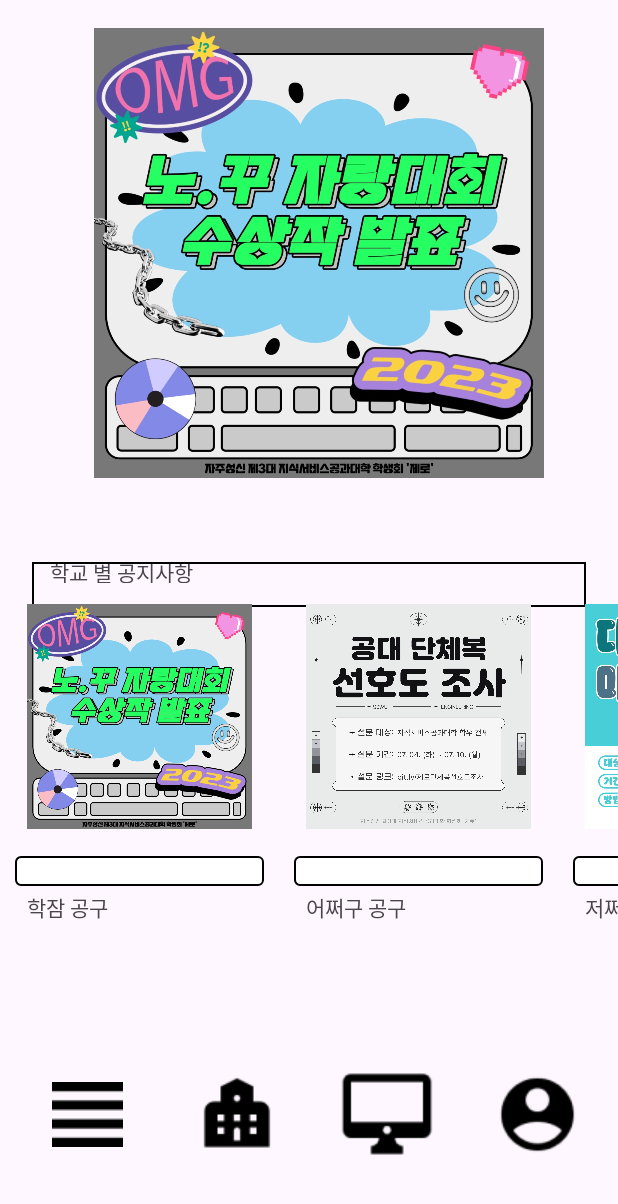
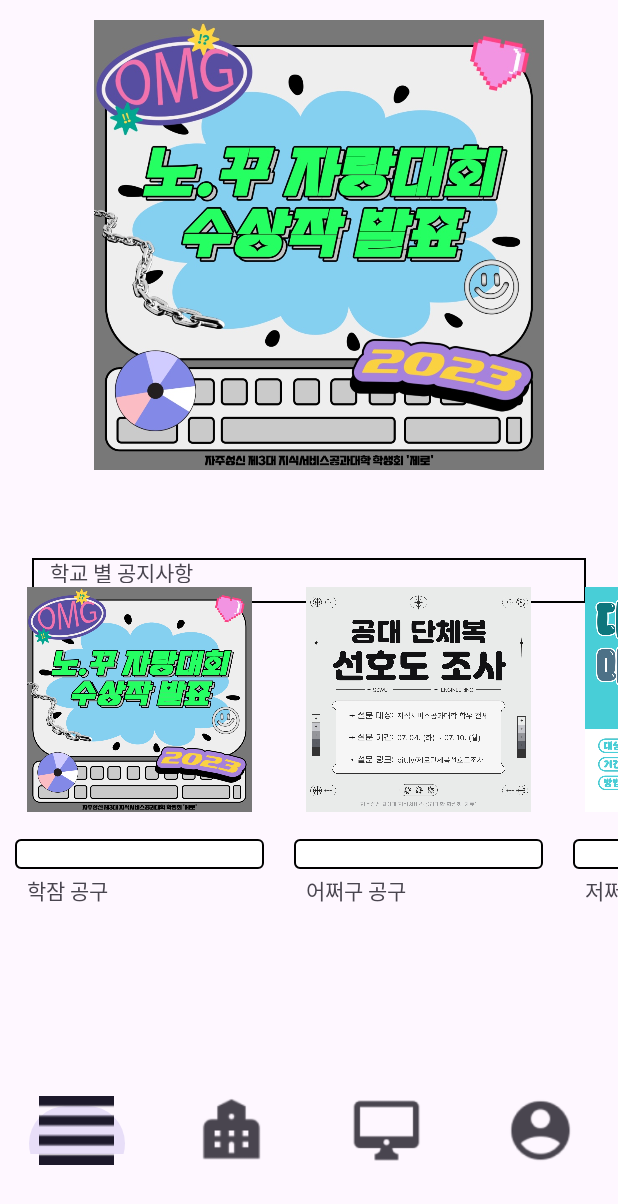
Before and after one commit to LeeYeRyeong/softwarechallenge_2023, an Android app: the screen it shows after launch (MainActivity), on a phone screen of 412 x 824 dp. Shown: the top 1204 px of the screen. Run offline under Robolectric (Android 15) with nearby library versions, the phone set to English and light mode, and no system bars.

Commit message:
테스트

```diff
--- a/app/build.gradle
+++ b/app/build.gradle
@@ -38,4 +38,5 @@ dependencies {
     androidTestImplementation 'androidx.test.espresso:espresso-core:3.5.1'
     implementation 'de.hdodenhof:circleimageview:3.1.0'
 
+
 }
--- a/app/src/main/AndroidManifest.xml
+++ b/app/src/main/AndroidManifest.xml
@@ -21,6 +21,10 @@
                 <category android:name="android.intent.category.LAUNCHER" />
             </intent-filter>
         </activity>
+        <activity android:name=".school"/>
+        <activity android:name=".user"/>
+        <activity android:name=".department"/>
+
     </application>
 
 </manifest>
--- a/app/src/main/java/com/example/cambus/MainActivity.java
+++ b/app/src/main/java/com/example/cambus/MainActivity.java
@@ -2,17 +2,36 @@ package com.example.cambus;
 
 import androidx.appcompat.app.AppCompatActivity;
 
+
 import android.os.Bundle;
+import android.view.Menu;
+import android.view.MenuItem;
+
+import androidx.annotation.NavigationRes;
+import androidx.annotation.NonNull;
+import androidx.annotation.Nullable;
+import androidx.appcompat.app.AppCompatActivity;
+import androidx.fragment.app.Fragment;
+
+import com.google.android.material.navigation.NavigationBarView;
 
 public class MainActivity extends AppCompatActivity {
 
+    Fragment category;
+    Fragment school;
+    Fragment department;
+    Fragment user;
+
     @Override
-    protected void onCreate(Bundle savedInstanceState) {
+    protected void onCreate(@Nullable Bundle savedInstanceState) {
         super.onCreate(savedInstanceState);
         setContentView(R.layout.school_home);
 
-    }
+        school = new Fragment();
+        department = new Fragment();
+        user = new Fragment();
 
-    public static class schoolhome {
+        getSupportFragmentManager().beginTransaction().replace(androidx.fragment.R.id.action_container, school).commit();
+
     }
 }
--- a/app/src/main/res/layout/school_home.xml
+++ b/app/src/main/res/layout/school_home.xml
@@ -13,10 +13,10 @@
         android:layout_marginTop="10dp"
         android:layout_marginEnd="9dp"
         android:layout_marginBottom="57dp"
-        app:layout_constraintBottom_toTopOf="@+id/hv_departmenthome"
+        android:src="@drawable/homeex1"
+        app:layout_constraintBottom_toTopOf="@+id/hv_schoolhome"
         app:layout_constraintEnd_toEndOf="parent"
-        app:layout_constraintTop_toTopOf="parent"
-        android:src="@drawable/homeex1" />
+        app:layout_constraintTop_toTopOf="parent" />
 
     <TextView
         android:id="@+id/tv_memo"
@@ -30,55 +30,31 @@
         app:layout_constraintTop_toTopOf="parent"
         app:layout_constraintVertical_bias="0.46" />
 
-    <LinearLayout
-        android:id="@+id/menu"
+    <FrameLayout
+        android:id="@+id/menu_frame"
         android:layout_width="0dp"
-        android:layout_height="80dp"
-        android:contentDescription="button"
-        android:gravity="center"
-        android:layout_marginHorizontal="8dp"
-        android:orientation="horizontal"
+        android:layout_height="match_parent"
+        android:layout_marginTop="2dp"
+        app:layout_constraintEnd_toEndOf="parent"
+        app:layout_constraintStart_toStartOf="parent"
+        app:layout_constraintTop_toTopOf="@+id/ib_mainimage">
+
+    </FrameLayout>
+
+    <com.google.android.material.bottomnavigation.BottomNavigationView
+        android:id="@+id/menu_bottom_navigation"
+        android:layout_width="0dp"
+        android:layout_height="wrap_content"
+        android:layout_gravity="bottom"
+        android:background="@drawable/button_clear"
+        android:contentDescription="menu"
+        app:itemIconSize="50dp"
+        app:labelVisibilityMode="unlabeled"
         app:layout_constraintBottom_toBottomOf="parent"
+        app:layout_constraintEnd_toEndOf="parent"
         app:layout_constraintStart_toStartOf="parent"
-        app:layout_constraintTop_toBottomOf="@+id/hv_departmenthome">
-
-
-        <ImageButton
-            android:id="@+id/ib_categori"
-            android:layout_width="80dp"
-            android:layout_height="80dp"
-            android:layout_marginHorizontal="10dp"
-            android:backgroundTint="#00FFFFFF"
-            android:contentDescription="categori_button"
-            app:srcCompat="@drawable/categori" />
-
-        <ImageButton
-            android:id="@+id/ib_schoolhome"
-            android:layout_width="80dp"
-            android:layout_height="80dp"
-            android:layout_marginHorizontal="10dp"
-            android:contentDescription="mainhome1"
-            android:backgroundTint="#00FFFFFF"
-            app:srcCompat="@drawable/schoolhome" />
-
-        <ImageButton
-            android:id="@+id/ib_departmenthome"
-            android:layout_width="80dp"
-            android:layout_height="80dp"
-            android:layout_marginHorizontal="10dp"
-            android:contentDescription="mainhome2"
-            android:backgroundTint="#00FFFFFF"
-            app:srcCompat="@drawable/imac" />
-
-        <ImageButton
-            android:id="@+id/ib_userhome"
-            android:layout_width="80dp"
-            android:layout_height="80dp"
-            android:layout_marginHorizontal="10dp"
-            android:contentDescription="userspace"
-            android:backgroundTint="#00FFFFFF"
-            app:srcCompat="@drawable/user" />
-    </LinearLayout>
+        app:layout_constraintTop_toBottomOf="@+id/hv_schoolhome"
+        app:menu="@menu/main_menu_bottom" />
 
     <View
         android:id="@+id/view"
@@ -94,20 +70,20 @@
         app:layout_constraintTop_toBottomOf="@+id/ib_mainimage" />
 
     <HorizontalScrollView
-        android:id="@+id/hv_departmenthome"
+        android:id="@+id/hv_schoolhome"
         android:layout_width="0dp"
-        android:layout_height="250dp"
+        android:layout_height="wrap_content"
         android:layout_marginTop="343dp"
-        android:layout_marginBottom="26dp"
+        android:layout_marginBottom="10dp"
         android:contentDescription="학교별 공구 보는 화면"
-        app:layout_constraintBottom_toTopOf="@+id/menu"
+        app:layout_constraintBottom_toTopOf="@+id/menu_bottom_navigation"
         app:layout_constraintEnd_toEndOf="parent"
         app:layout_constraintStart_toStartOf="parent"
         app:layout_constraintTop_toTopOf="parent">
 
         <LinearLayout
             android:layout_width="wrap_content"
-            android:layout_height="match_parent"
+            android:layout_height="300dp"
             android:orientation="horizontal">
 
             <LinearLayout
--- a/app/src/main/res/layout/user.xml
+++ b/app/src/main/res/layout/user.xml
@@ -26,7 +26,7 @@
             android:layout_marginHorizontal="10dp"
             android:backgroundTint="#00FFFFFF"
             android:contentDescription="categori_button"
-            app:srcCompat="@drawable/categori" />
+            app:srcCompat="@drawable/category" />
 
         <ImageButton
             android:id="@+id/imageButton2"
--- /dev/null
+++ b/app/src/main/res/menu/main_menu_bottom.xml
@@ -0,0 +1,28 @@
+<?xml version="1.0" encoding="utf-8"?>
+<menu xmlns:android="http://schemas.android.com/apk/res/android"
+    xmlns:app="http://schemas.android.com/apk/res-auto">
+    <item
+        android:id="@+id/menu_category"
+        android:icon="@drawable/category"
+        android:title="category"
+        app:showAsAction="always"
+        />
+
+    <item
+        android:id="@+id/menu_schoolhome"
+        android:icon="@drawable/schoolhome"
+        android:title="school_home"
+        app:showAsAction="always"
+        />
+    <item
+        android:id="@+id/menu_departmenthome"
+        android:icon="@drawable/imac"
+        android:title="department_home"
+        app:showAsAction="always"/>
+  >
+    <item
+        android:id="@+id/menu_user"
+        android:icon="@drawable/user"
+        android:title="user"
+        app:showAsAction="always"/>
+</menu>
--- a/app/src/main/res/values/strings.xml
+++ b/app/src/main/res/values/strings.xml
@@ -1,4 +1,6 @@
 <resources>
     <string name="app_name">CamBus</string>
     <string name="lod_out"><u>로그아웃</u></string>
+    <!-- TODO: Remove or change this placeholder text -->
+    <string name="hello_blank_fragment">Hello blank fragment</string>
 </resources>
--- a/gradle.properties
+++ b/gradle.properties
@@ -19,3 +19,4 @@ android.useAndroidX=true
 # resources declared in the library itself and none from the library's dependencies,
 # thereby reducing the size of the R class for that library
 android.nonTransitiveRClass=true
+android.enableJetifier=true
```
Also changed, not shown: app/src/main/java/com/example/cambus/department.java (added, +14 -0 lines), app/src/main/java/com/example/cambus/school.java (added, +14 -0 lines), app/src/main/java/com/example/cambus/user.java (added, +16 -0 lines), app/src/main/res/layout/category_button.xml (added, +16 -0 lines), app/src/main/res/layout/department_button.xml (added, +17 -0 lines), app/src/main/res/layout/department_home.xml (+24 -49 lines), app/src/main/res/layout/schoolhome_button.xml (added, +16 -0 lines), app/src/main/res/layout/user_button.xml (added, +16 -0 lines), app/src/main/res/drawable-v24/category.png (renamed from app/src/main/res/drawable-v24/categori.png).
